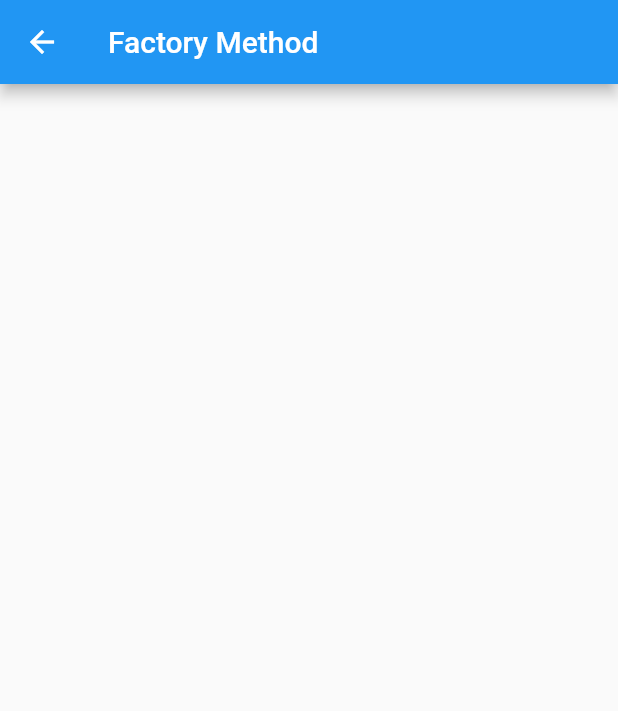
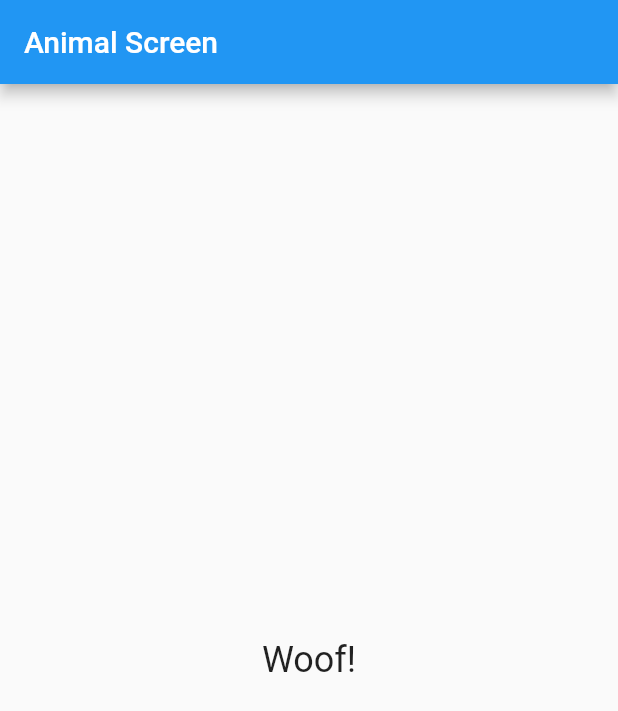
Before and after one commit to yuliPragma/design_patterns, a Flutter app: the screen it shows after launch, after a tap on "Factory Method", on a phone screen of 412 x 824 dp. Shown: the top 711 px of the screen. Run offline on Flutter 3.47's test engine with Material 2 defaults, Android fonts, the phone set to English and light mode, and no system bars.

Commit message:
se agrego el ejemplo de factory method

```diff
--- /dev/null
+++ b/lib/creational_design_patterns/factory_method/factory_method.dart
@@ -0,0 +1,39 @@
+// Product abstract class
+abstract class Animal {
+  String speak();
+}
+
+// Concrete Products
+class Cat implements Animal {
+  @override
+  String speak() {
+    return "Meow!";
+  }
+}
+
+class Dog implements Animal {
+  @override
+  String speak() {
+    return "Woof!";
+  }
+}
+
+// Creator abstract class
+abstract class AnimalCreator {
+  Animal createAnimal();
+}
+
+// Concrete Creators
+class CatCreator implements AnimalCreator {
+  @override
+  Animal createAnimal() {
+    return Cat();
+  }
+}
+
+class DogCreator implements AnimalCreator {
+  @override
+  Animal createAnimal() {
+    return Dog();
+  }
+}
--- a/lib/creational_design_patterns/factory_method/ui/factory_method_page.dart
+++ b/lib/creational_design_patterns/factory_method/ui/factory_method_page.dart
@@ -1,13 +1,40 @@
 import 'package:flutter/material.dart';
+
+import '../factory_method.dart';
 
 class FactoryMethodPage extends StatelessWidget {
   const FactoryMethodPage({super.key});
 
   @override
   Widget build(BuildContext context) {
-    return Scaffold(
-      appBar: AppBar(title: const Text('Factory Method')),
-      body: const Column(children: []),
+    return MaterialApp(
+      title: 'Factory Method Example',
+      theme: ThemeData(
+        primarySwatch: Colors.blue,
+      ),
+      home: AnimalScreen(),
     );
   }
 }
+
+class AnimalScreen extends StatelessWidget {
+  final AnimalCreator creator = DogCreator();
+
+  @override
+  Widget build(BuildContext context) {
+    final animal = creator.createAnimal();
+    final sound = animal.speak();
+
+    return Scaffold(
+      appBar: AppBar(
+        title: Text('Animal Screen'),
+      ),
+      body: Center(
+        child: Text(
+          sound,
+          style: TextStyle(fontSize: 24),
+        ),
+      ),
+    );
+  }
+}
```
